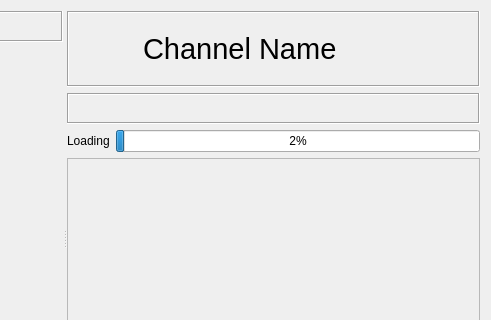
First picture: the form in retroshare-gui/src/gui/ChannelFeed.ui, repository RetroShare/RetroShare, before the edit; both pictures show x 190 to 681 and y 0 to 320 of the 681 by 476 pixel window.
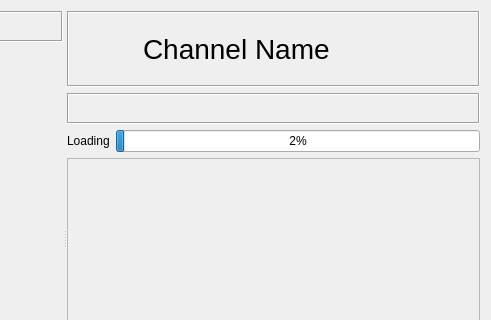
Second picture: the form after the edit. Icons and pictures are not drawn. Custom widgets are drawn as their Qt base class.

```diff
--- a/retroshare-gui/src/gui/ChannelFeed.ui
+++ b/retroshare-gui/src/gui/ChannelFeed.ui
@@ -206,10 +206,7 @@
             </property>
             <property name="font">
              <font>
-              <family>Microsoft Sans Serif</family>
-              <pointsize>22</pointsize>
-              <weight>50</weight>
-              <bold>false</bold>
+              <pointsize>21</pointsize>
              </font>
             </property>
             <property name="text">
```
Left out of the diff: 1 changed line with no effect on the pictures.
